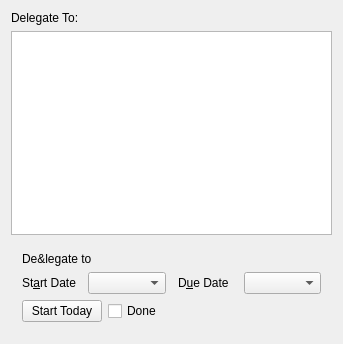
Qt form src/widgets/editorview.ui (KDE/zanshin) before a commit.
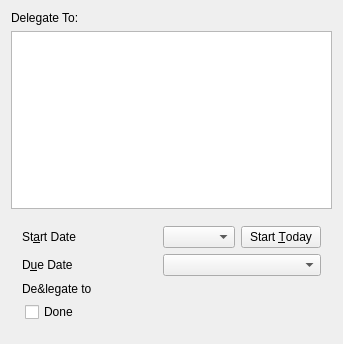
The same form after that commit. Custom widgets are drawn as their Qt base class.

```diff
--- a/src/widgets/editorview.ui
+++ b/src/widgets/editorview.ui
@@ -26,93 +26,83 @@
    </item>
    <item>
     <widget class="QWidget" name="taskGroup" native="true">
-     <layout class="QVBoxLayout" name="verticalLayout">
-      <item>
-       <layout class="QHBoxLayout" name="delegateHBox" stretch="0,0">
-        <property name="spacing">
-         <number>3</number>
-        </property>
-        <item>
-         <widget class="QLabel" name="delegateToLabel">
-          <property name="text">
-           <string>De&amp;legate to</string>
-          </property>
-          <property name="margin">
-           <number>3</number>
-          </property>
-         </widget>
-        </item>
-        <item>
-         <widget class="QWidget" name="delegateEditPlaceHolder" native="true">
-          <layout class="QHBoxLayout" name="delegateEditPlaceHolderLayout">
-           <property name="spacing">
-            <number>0</number>
-           </property>
-           <property name="leftMargin">
-            <number>0</number>
-           </property>
-           <property name="topMargin">
-            <number>0</number>
-           </property>
-           <property name="rightMargin">
-            <number>0</number>
-           </property>
-           <property name="bottomMargin">
-            <number>0</number>
-           </property>
-          </layout>
-         </widget>
-        </item>
-       </layout>
-      </item>
-      <item>
-       <layout class="QHBoxLayout" name="startDateHBox" stretch="0,1,0,1">
-        <property name="spacing">
-         <number>12</number>
-        </property>
-        <item>
+     <layout class="QGridLayout" name="gridLayout">
+      <item row="0" column="0">
          <widget class="QLabel" name="startDateLabel">
           <property name="text">
            <string>St&amp;art Date</string>
           </property>
           <property name="margin">
-           <number>3</number>
+         <number>4</number>
           </property>
           <property name="buddy">
            <cstring>startDateEdit</cstring>
           </property>
          </widget>
         </item>
+      <item row="0" column="1">
+       <layout class="QHBoxLayout" name="horizontalLayout">
         <item>
          <widget class="KPIM::KDateEdit" name="startDateEdit"/>
         </item>
         <item>
+         <widget class="QPushButton" name="startTodayButton">
+          <property name="text">
+           <string>Start &amp;Today</string>
+          </property>
+         </widget>
+        </item>
+       </layout>
+      </item>
+      <item row="1" column="0">
          <widget class="QLabel" name="dueDateLabel">
           <property name="text">
            <string>D&amp;ue Date </string>
           </property>
           <property name="margin">
-           <number>3</number>
+         <number>4</number>
           </property>
           <property name="buddy">
            <cstring>dueDateEdit</cstring>
           </property>
          </widget>
         </item>
-        <item>
+      <item row="1" column="1">
          <widget class="KPIM::KDateEdit" name="dueDateEdit"/>
         </item>
-       </layout>
-      </item>
-      <item>
-       <layout class="QHBoxLayout" name="horizontalLayout">
-        <item>
-         <widget class="QPushButton" name="startTodayButton">
+      <item row="2" column="0">
+       <widget class="QLabel" name="delegateToLabel">
           <property name="text">
-           <string>Start Today</string>
-          </property>
-         </widget>
-        </item>
+         <string>De&amp;legate to</string>
+        </property>
+        <property name="margin">
+         <number>4</number>
+        </property>
+       </widget>
+      </item>
+      <item row="2" column="1">
+       <widget class="QWidget" name="delegateEditPlaceHolder" native="true">
+        <layout class="QHBoxLayout" name="horizontalLayout_2">
+         <property name="leftMargin">
+          <number>0</number>
+         </property>
+         <property name="topMargin">
+          <number>0</number>
+         </property>
+         <property name="rightMargin">
+          <number>0</number>
+         </property>
+         <property name="bottomMargin">
+          <number>0</number>
+         </property>
+        </layout>
+       </widget>
+      </item>
+      <item row="3" column="0">
+       <layout class="QHBoxLayout" name="doneLayout">
+        <property name="leftMargin">
+         <number>3</number>
+        </property>
         <item>
          <widget class="QCheckBox" name="doneButton">
           <property name="text">
@@ -120,19 +110,6 @@
           </property>
          </widget>
         </item>
-        <item>
-         <spacer name="horizontalSpacer">
-          <property name="orientation">
-           <enum>Qt::Horizontal</enum>
-          </property>
-          <property name="sizeHint" stdset="0">
-           <size>
-            <width>40</width>
-            <height>20</height>
-           </size>
-          </property>
-         </spacer>
-        </item>
        </layout>
       </item>
      </layout>
```
Lines whose indentation alone changed are shown as unchanged.
